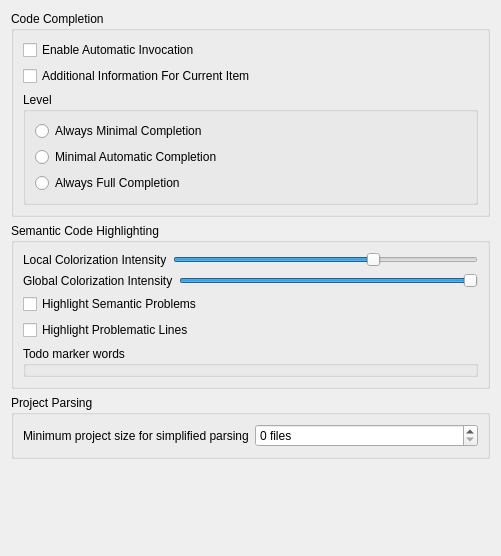
First picture: the form in shell/settings/ccsettings.ui, repository KDE/kdevelop, before the edit.
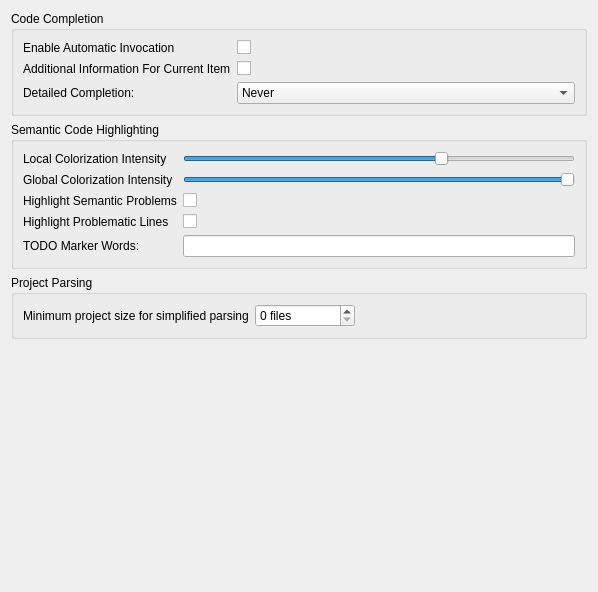
Second picture: the form after the edit. Custom widgets are drawn as their Qt base class.

Commit message:
Clean up some Global KDevelop settings pages
The Background parser and the code completion pages were slightly
reorganized towards better usability.

Coded with Sven Brauch

Diff of the .ui file:
```diff
--- a/shell/settings/ccsettings.ui
+++ b/shell/settings/ccsettings.ui
@@ -6,85 +6,87 @@
    <rect>
     <x>0</x>
     <y>0</y>
-    <width>501</width>
-    <height>556</height>
+    <width>598</width>
+    <height>592</height>
    </rect>
   </property>
-  <layout class="QGridLayout" name="gridLayout_4">
-   <item row="0" column="0">
+  <layout class="QVBoxLayout" name="verticalLayout_2">
+   <item>
     <widget class="QGroupBox" name="groupBox">
      <property name="title">
       <string>Code Completion</string>
      </property>
-     <layout class="QGridLayout" name="gridLayout_2">
-      <item row="0" column="0">
+     <layout class="QFormLayout" name="formLayout_2">
+      <item row="0" column="1">
        <widget class="QCheckBox" name="kcfg_automaticInvocation">
         <property name="text">
-         <string>Enable Automatic Invocation</string>
+         <string/>
         </property>
        </widget>
       </item>
-      <item row="1" column="0">
+      <item row="1" column="1">
        <widget class="QCheckBox" name="kcfg_showMultiLineSelectionInformation">
         <property name="text">
+         <string/>
+        </property>
+       </widget>
+      </item>
+      <item row="3" column="1">
+       <widget class="QComboBox" name="completionDetail">
+        <property name="toolTip">
+         <string>&lt;html&gt;&lt;head/&gt;&lt;body&gt;&lt;p&gt;The code completion UI has a minimal mode and a detailed mode. Choose in what cases full code completion will be displayed.&lt;/p&gt;&lt;/body&gt;&lt;/html&gt;</string>
+        </property>
+        <item>
+         <property name="text">
+          <string>Never</string>
+         </property>
+        </item>
+        <item>
+         <property name="text">
+          <string>When invoked manually</string>
+         </property>
+        </item>
+        <item>
+         <property name="text">
+          <string>Always</string>
+         </property>
+        </item>
+       </widget>
+      </item>
+      <item row="3" column="0">
+       <widget class="QLabel" name="label">
+        <property name="text">
+         <string>Detailed Completion:</string>
+        </property>
+       </widget>
+      </item>
+      <item row="0" column="0">
+       <widget class="QLabel" name="label_6">
+        <property name="text">
+         <string>Enable Automatic Invocation</string>
+        </property>
+       </widget>
+      </item>
+      <item row="1" column="0">
+       <widget class="QLabel" name="label_7">
+        <property name="text">
          <string>Additional Information For Current Item</string>
         </property>
        </widget>
       </item>
-      <item row="2" column="0">
-       <widget class="QGroupBox" name="completionLevelGroup">
-        <property name="title">
-         <string>Level</string>
-        </property>
-        <layout class="QGridLayout" name="gridLayout">
-         <item row="1" column="0">
-          <widget class="QRadioButton" name="kcfg_minimalAutomaticCompletion">
-           <property name="toolTip">
-            <string>Use minimal completion when the completion is automatic, and full completion when it is triggered manually</string>
-           </property>
-           <property name="text">
-            <string>Minimal Automatic Completion</string>
-           </property>
-          </widget>
-         </item>
-         <item row="2" column="0">
-          <widget class="QRadioButton" name="kcfg_alwaysFullCompletion">
-           <property name="acceptDrops">
-            <bool>false</bool>
-           </property>
-           <property name="toolTip">
-            <string>When this is enabled, the completion-box will always show full type-information and argument-hints</string>
-           </property>
-           <property name="text">
-            <string>Always Full Completion</string>
-           </property>
-          </widget>
-         </item>
-         <item row="0" column="0">
-          <widget class="QRadioButton" name="kcfg_alwaysMinimalCompletion">
-           <property name="toolTip">
-            <string>Do not show type-information or argument-hints</string>
-           </property>
-           <property name="text">
-            <string>Always Minimal Completion</string>
-           </property>
-          </widget>
-         </item>
         </layout>
        </widget>
       </item>
-     </layout>
-    </widget>
-   </item>
-   <item row="1" column="0">
+   <item>
     <widget class="QGroupBox" name="groupBox_2">
      <property name="title">
       <string>Semantic Code Highlighting</string>
      </property>
-     <layout class="QGridLayout" name="gridLayout_3">
-      <item row="0" column="0">
-       <layout class="QHBoxLayout" name="localColorizationLayout">
-        <item>
+     <layout class="QFormLayout" name="formLayout">
+      <property name="fieldGrowthPolicy">
+       <enum>QFormLayout::ExpandingFieldsGrow</enum>
+      </property>
+      <item row="1" column="0">
          <widget class="QLabel" name="localColorizationLabel">
           <property name="toolTip">
            <string>This setting decides about the intensity of colors for local variables, for example function arguments, variables and the like.</string>
@@ -97,7 +99,7 @@
           </property>
          </widget>
         </item>
-        <item>
+      <item row="1" column="1">
          <widget class="QSlider" name="kcfg_localColorization">
           <property name="maximum">
            <number>255</number>
@@ -116,93 +118,109 @@
           </property>
          </widget>
         </item>
-       </layout>
-      </item>
-      <item row="1" column="0">
-       <layout class="QHBoxLayout" name="globalColorizationLayout">
-        <item>
-         <widget class="QLabel" name="globalColorizationLabel">
-          <property name="toolTip">
-           <string>This settings lets you change the intensity of globally accessible types, for example classes, methods, functions etc.</string>
-          </property>
+      <item row="9" column="0">
+       <widget class="QLabel" name="label_4">
           <property name="text">
-           <string>Global Colorization Intensity</string>
-          </property>
-          <property name="buddy">
-           <cstring>kcfg_localColorization</cstring>
-          </property>
-         </widget>
-        </item>
-        <item>
-         <widget class="QSlider" name="kcfg_globalColorization">
-          <property name="maximum">
-           <number>255</number>
-          </property>
-          <property name="singleStep">
-           <number>3</number>
-          </property>
-          <property name="pageStep">
-           <number>25</number>
-          </property>
-          <property name="value">
-           <number>255</number>
-          </property>
-          <property name="orientation">
-           <enum>Qt::Horizontal</enum>
-          </property>
-         </widget>
-        </item>
-       </layout>
-      </item>
-      <item row="2" column="0">
+         <string>Highlight Semantic Problems</string>
+        </property>
+       </widget>
+      </item>
+      <item row="9" column="1">
        <widget class="QCheckBox" name="kcfg_highlightSemanticProblems">
         <property name="toolTip">
          <string>Highlight semantic problems, such as non-existent or inaccessible declarations.</string>
         </property>
         <property name="text">
-         <string>Highlight Semantic Problems</string>
+         <string/>
         </property>
        </widget>
       </item>
-      <item row="3" column="0">
+      <item row="11" column="0">
+       <widget class="QLabel" name="label_5">
+        <property name="text">
+         <string>Highlight Problematic Lines</string>
+        </property>
+       </widget>
+      </item>
+      <item row="11" column="1">
        <widget class="QCheckBox" name="kcfg_highlightProblematicLines">
         <property name="toolTip">
          <string>When enabled, lines with errors will get additionally highlighted and their positions get marked in the scrollbar.</string>
         </property>
         <property name="text">
-         <string>Highlight Problematic Lines</string>
+         <string/>
         </property>
        </widget>
       </item>
-      <item row="4" column="0">
-       <widget class="KEditListBox" name="kcfg_todoMarkerWords">
-        <property name="title">
-         <string>Todo marker words</string>
+      <item row="13" column="0">
+       <widget class="QLabel" name="label_3">
+        <property name="text">
+         <string>TODO Marker Words:</string>
         </property>
-        <property name="buttons">
-         <set>KEditListBox::Add|KEditListBox::Remove</set>
+       </widget>
+      </item>
+      <item row="13" column="1">
+       <widget class="QLineEdit" name="todoMarkerWords">
+        <property name="toolTip">
+         <string>Space-separated list of words that make a comment represent a TODO item</string>
+        </property>
+        <property name="placeholderText">
+         <string/>
+        </property>
+       </widget>
+      </item>
+      <item row="8" column="1">
+       <widget class="QSlider" name="kcfg_globalColorization">
+        <property name="maximum">
+         <number>255</number>
+        </property>
+        <property name="singleStep">
+         <number>3</number>
+        </property>
+        <property name="pageStep">
+         <number>25</number>
+        </property>
+        <property name="value">
+         <number>255</number>
+        </property>
+        <property name="orientation">
+         <enum>Qt::Horizontal</enum>
+        </property>
+       </widget>
+      </item>
+      <item row="8" column="0">
+       <widget class="QLabel" name="globalColorizationLabel">
+        <property name="toolTip">
+         <string>This settings lets you change the intensity of globally accessible types, for example classes, methods, functions etc.</string>
+        </property>
+        <property name="text">
+         <string>Global Colorization Intensity</string>
+        </property>
+        <property name="buddy">
+         <cstring>kcfg_localColorization</cstring>
         </property>
        </widget>
       </item>
      </layout>
     </widget>
    </item>
-   <item row="2" column="0">
+   <item>
     <widget class="QGroupBox" name="groupBox_3">
      <property name="title">
       <string>Project Parsing</string>
      </property>
-     <layout class="QGridLayout" name="gridLayout_5">
+     <layout class="QFormLayout" name="formLayout_3">
+      <property name="fieldGrowthPolicy">
+       <enum>QFormLayout::ExpandingFieldsGrow</enum>
+      </property>
       <item row="0" column="0">
-       <layout class="QHBoxLayout" name="horizontalLayout">
-        <item>
          <widget class="QLabel" name="label_2">
           <property name="text">
            <string>Minimum project size for simplified parsing</string>
           </property>
          </widget>
         </item>
-        <item>
+      <item row="0" column="1">
          <widget class="QSpinBox" name="kcfg_minFilesForSimplifiedParsing">
           <property name="minimumSize">
            <size>
@@ -232,11 +250,9 @@
          </widget>
         </item>
        </layout>
-      </item>
-     </layout>
     </widget>
    </item>
-   <item row="3" column="0">
+   <item>
     <spacer>
      <property name="orientation">
       <enum>Qt::Vertical</enum>
@@ -251,13 +267,6 @@
    </item>
   </layout>
  </widget>
- <customwidgets>
-  <customwidget>
-   <class>KEditListBox</class>
-   <extends>QGroupBox</extends>
-   <header>keditlistbox.h</header>
-  </customwidget>
- </customwidgets>
  <resources/>
  <connections/>
 </ui>
```
Left out of the diff: 10 changed lines with no effect on the pictures. Lines whose indentation alone changed are shown as unchanged. The commit also changes 3 other files.
